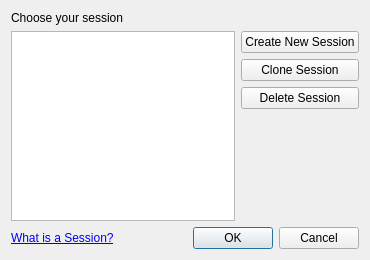
Above: src/plugins/projectexplorer/sessiondialog.ui from qt-creator/qt-creator before the change. Below: the same form after it.
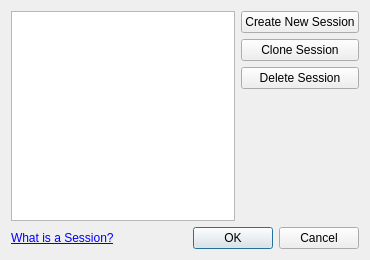
That is the form after the change.

Commit message:
Session manager will no longer try to load a session when clicking OK.
This double role of managing sessions *and* loading the active one was
always a bit odd and confusing (unexpected behavior).

Patch:
```diff
--- a/src/plugins/projectexplorer/sessiondialog.ui
+++ b/src/plugins/projectexplorer/sessiondialog.ui
@@ -14,17 +14,10 @@
    <string>Session Manager</string>
   </property>
   <layout class="QGridLayout" name="gridLayout">
-   <item row="0" column="0">
-    <widget class="QLabel" name="label">
-     <property name="text">
-      <string>Choose your session</string>
-     </property>
-    </widget>
-   </item>
-   <item row="1" column="0" colspan="2">
+   <item row="0" column="0" colspan="2">
     <widget class="QListWidget" name="sessionList"/>
    </item>
-   <item row="1" column="2">
+   <item row="0" column="2">
     <layout class="QVBoxLayout" name="verticalLayout">
      <item>
       <widget class="QPushButton" name="btCreateNew">
@@ -62,14 +55,14 @@
      </item>
     </layout>
    </item>
-   <item row="2" column="0">
+   <item row="1" column="0">
     <widget class="QLabel" name="whatsASessionLabel">
      <property name="text">
       <string>&lt;a href=&quot;qthelp://com.nokia.qtcreator/doc/creator-quick-tour.html#session-management-in-qt-creator&quot;&gt;What is a Session?&lt;/a&gt;</string>
      </property>
     </widget>
    </item>
-   <item row="2" column="1" colspan="2">
+   <item row="1" column="1" colspan="2">
     <widget class="QDialogButtonBox" name="buttonBox">
      <property name="standardButtons">
       <set>QDialogButtonBox::Cancel|QDialogButtonBox::Ok</set>
```
The commit also changes 1 other file.
